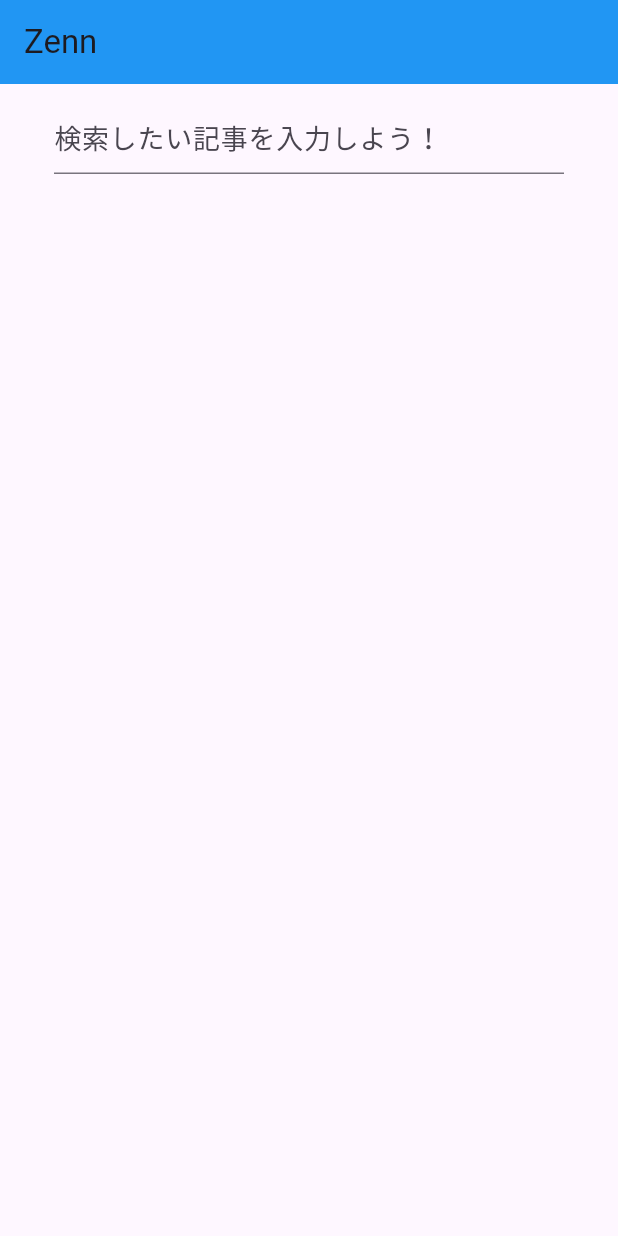
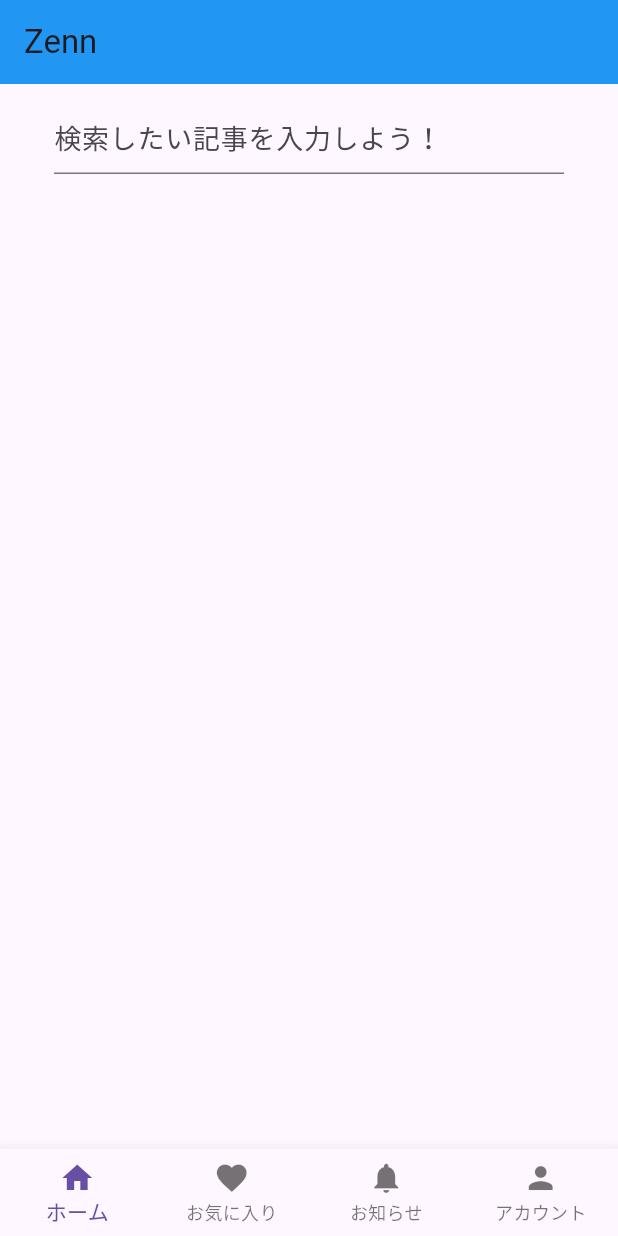
Before and after one commit to railgun-0402/zenn_app_flutter, a Flutter app: the screen it shows after launch, on a phone screen of 412 x 824 dp. Run offline on Flutter 3.47's test engine with Material 3 defaults, Android fonts, the phone set to English and light mode, and no system bars; our stand-ins replace webview_flutter.

Commit message:
create bottom tab

```diff
--- a/lib/main.dart
+++ b/lib/main.dart
@@ -1,6 +1,9 @@
 import 'package:flutter/material.dart';
 import 'package:zenn_app/widgets/article_search.dart';
+import 'package:zenn_app/widgets/home.dart';
 
 void main() {
-  runApp(const ArticleSearch());
+  // runApp(const ArticleSearch());
+
+  runApp(const Home());
 }
--- /dev/null
+++ b/lib/widgets/home.dart
@@ -0,0 +1,45 @@
+import 'package:flutter/material.dart';
+import 'package:zenn_app/widgets/article_search.dart';
+
+class Home extends StatefulWidget {
+  const Home({super.key});
+
+  @override
+  State<Home> createState() => _HomeState();
+}
+
+class _HomeState extends State<Home> {
+  static const _screens = [
+    ArticleSearch(),
+    ArticleSearch(),
+  ];
+
+  int _selectedIndex = 0;
+
+  void _onItemTapped(int index) {
+    setState(() {
+      _selectedIndex = index;
+    });
+  }
+
+  @override
+  Widget build(BuildContext context) {
+    return MaterialApp(
+      home: Scaffold(
+        body: _screens[_selectedIndex],
+        bottomNavigationBar: BottomNavigationBar(
+          currentIndex: _selectedIndex,
+          onTap: _onItemTapped,
+          items: const <BottomNavigationBarItem> [
+            BottomNavigationBarItem(icon: Icon(Icons.home), label: 'ホーム'),
+            BottomNavigationBarItem(icon: Icon(Icons.favorite), label: 'お気に入り'),
+            BottomNavigationBarItem(
+                icon: Icon(Icons.notifications), label: 'お知らせ'),
+            BottomNavigationBarItem(icon: Icon(Icons.person), label: 'アカウント'),
+          ],
+          type: BottomNavigationBarType.fixed,
+        ),
+      ),
+    );
+  }
+}
```
